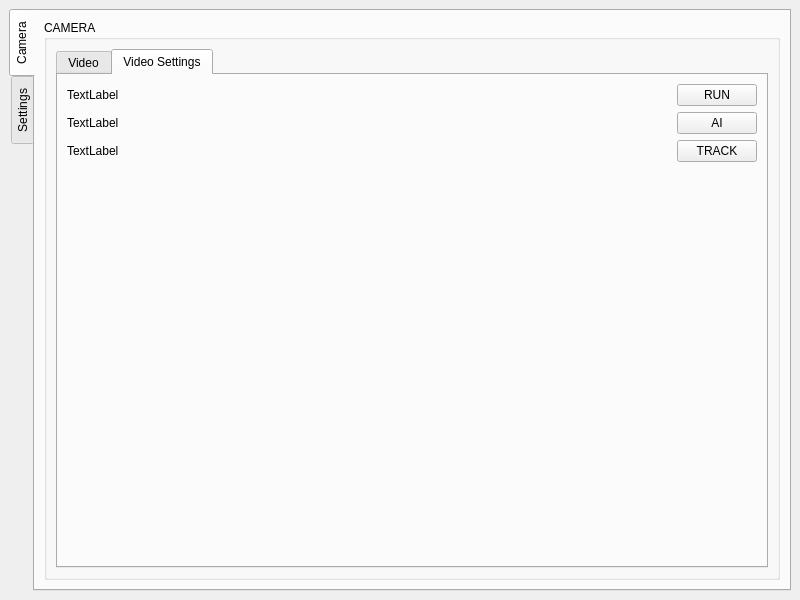
Before: the Qt Designer form mainwindow.ui in hakan-demirli/FQ-Control-Center, drawn with Qt 5.
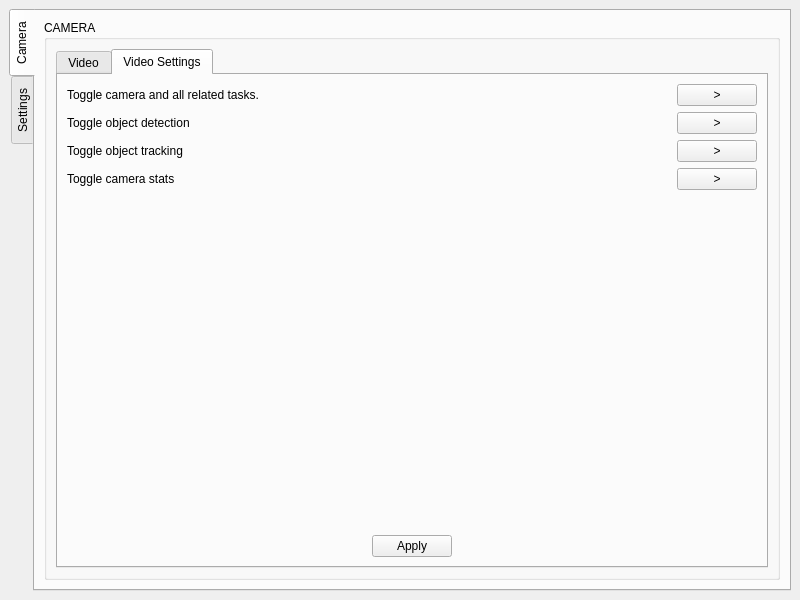
After: the same form once the commit is applied. The open tabs and pages were chosen to show the change.

The edit to the form file:
```diff
--- a/mainwindow.ui
+++ b/mainwindow.ui
@@ -143,13 +143,11 @@
               </attribute>
               <layout class="QGridLayout" name="gridLayout_5">
                <item row="0" column="0">
-                <layout class="QGridLayout" name="gridLayout_6">
-                 <item row="0" column="0">
-                  <layout class="QHBoxLayout" name="horizontalLayout">
+                <layout class="QHBoxLayout" name="horizontalLayout_2">
                    <item>
                     <widget class="QLabel" name="info_run">
                      <property name="text">
-                      <string>TextLabel</string>
+                    <string>Toggle camera and all related tasks.</string>
                      </property>
                     </widget>
                    </item>
@@ -160,7 +158,7 @@
                      </property>
                      <property name="sizeHint" stdset="0">
                       <size>
-                       <width>40</width>
+                     <width>281</width>
                        <height>20</height>
                       </size>
                      </property>
@@ -169,18 +167,18 @@
                    <item>
                     <widget class="QPushButton" name="camera_run_button">
                      <property name="text">
-                      <string>RUN</string>
+                    <string>&gt;</string>
                      </property>
                     </widget>
                    </item>
                   </layout>
                  </item>
                  <item row="1" column="0">
-                  <layout class="QHBoxLayout" name="horizontalLayout_2">
+                <layout class="QHBoxLayout" name="horizontalLayout_6">
                    <item>
                     <widget class="QLabel" name="info_ai">
                      <property name="text">
-                      <string>TextLabel</string>
+                    <string>Toggle object detection</string>
                      </property>
                     </widget>
                    </item>
@@ -200,7 +198,7 @@
                    <item>
                     <widget class="QPushButton" name="ai_run_button">
                      <property name="text">
-                      <string>AI</string>
+                    <string>&gt;</string>
                      </property>
                     </widget>
                    </item>
@@ -211,7 +209,7 @@
                    <item>
                     <widget class="QLabel" name="info_track">
                      <property name="text">
-                      <string>TextLabel</string>
+                    <string>Toggle object tracking</string>
                      </property>
                     </widget>
                    </item>
@@ -231,15 +229,44 @@
                    <item>
                     <widget class="QPushButton" name="tracker_button">
                      <property name="text">
-                      <string>TRACK</string>
+                    <string>&gt;</string>
                      </property>
                     </widget>
                    </item>
                   </layout>
                  </item>
+               <item row="3" column="0">
+                <layout class="QHBoxLayout" name="horizontalLayout_5">
+                 <item>
+                  <widget class="QLabel" name="info_run_2">
+                   <property name="text">
+                    <string>Toggle camera stats</string>
+                   </property>
+                  </widget>
+                 </item>
+                 <item>
+                  <spacer name="horizontalSpacer_4">
+                   <property name="orientation">
+                    <enum>Qt::Horizontal</enum>
+                   </property>
+                   <property name="sizeHint" stdset="0">
+                    <size>
+                     <width>40</width>
+                     <height>20</height>
+                    </size>
+                   </property>
+                  </spacer>
+                 </item>
+                 <item>
+                  <widget class="QPushButton" name="camera_run_button_2">
+                   <property name="text">
+                    <string>&gt;</string>
+                   </property>
+                  </widget>
+                 </item>
                 </layout>
                </item>
-               <item row="1" column="0">
+               <item row="4" column="0">
                 <spacer name="verticalSpacer">
                  <property name="orientation">
                   <enum>Qt::Vertical</enum>
@@ -252,6 +279,43 @@
                  </property>
                 </spacer>
                </item>
+               <item row="5" column="0">
+                <layout class="QHBoxLayout" name="horizontalLayout">
+                 <item>
+                  <spacer name="horizontalSpacer_6">
+                   <property name="orientation">
+                    <enum>Qt::Horizontal</enum>
+                   </property>
+                   <property name="sizeHint" stdset="0">
+                    <size>
+                     <width>40</width>
+                     <height>20</height>
+                    </size>
+                   </property>
+                  </spacer>
+                 </item>
+                 <item>
+                  <widget class="QPushButton" name="apply_camera_settings_button">
+                   <property name="text">
+                    <string>Apply</string>
+                   </property>
+                  </widget>
+                 </item>
+                 <item>
+                  <spacer name="horizontalSpacer_5">
+                   <property name="orientation">
+                    <enum>Qt::Horizontal</enum>
+                   </property>
+                   <property name="sizeHint" stdset="0">
+                    <size>
+                     <width>40</width>
+                     <height>20</height>
+                    </size>
+                   </property>
+                  </spacer>
+                 </item>
+                </layout>
+               </item>
               </layout>
              </widget>
             </widget>
```
Left out of the diff: 2 changed lines with no effect on the pictures. Lines whose indentation alone changed are shown as unchanged.
